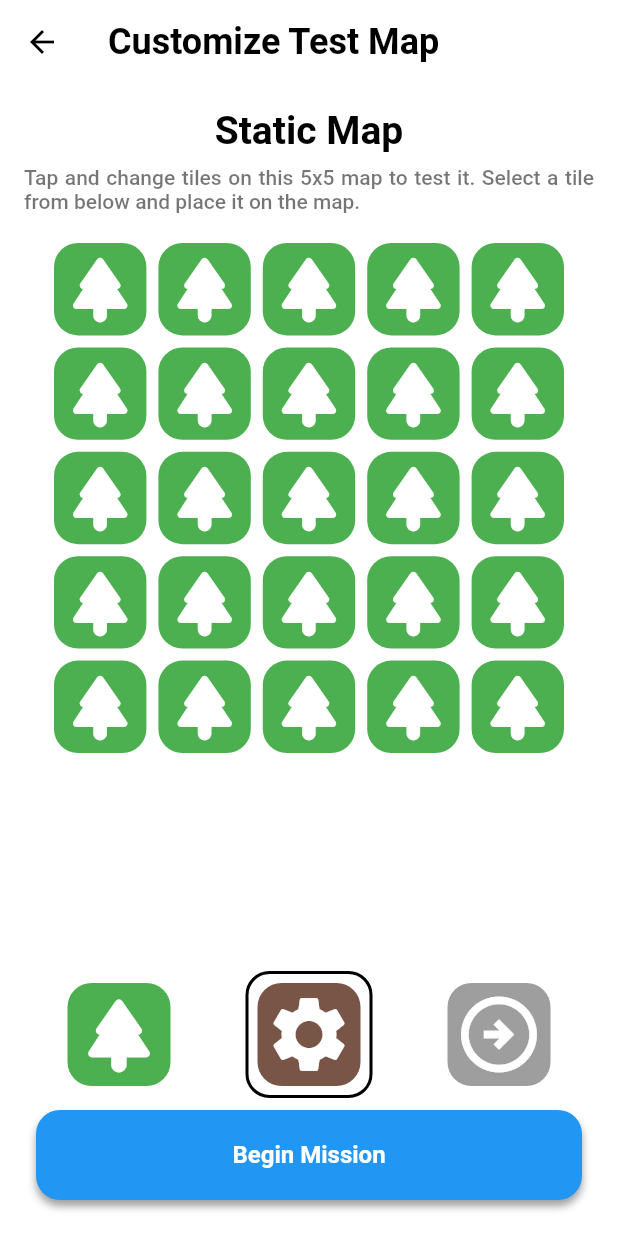
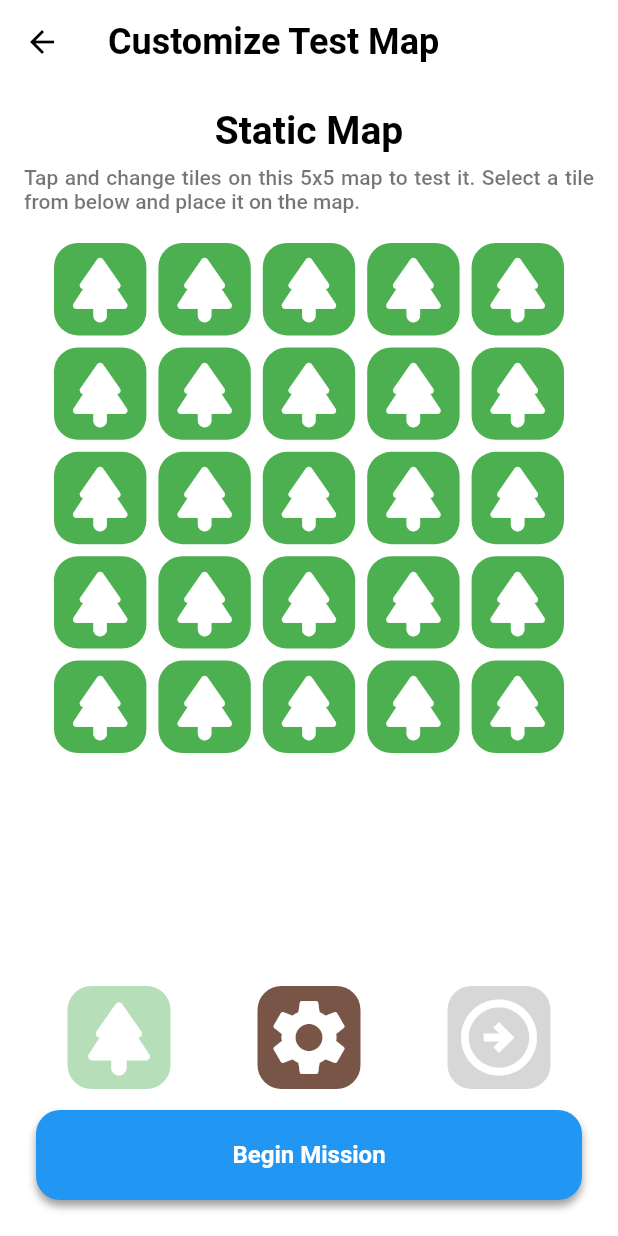
Before and after one commit to gabrielglbh/Mars-Rover-Mission, a Flutter app: the MapCustomization screen opened directly, on a phone screen of 412 x 824 dp. Run offline on Flutter 3.47's test engine with Material 2 defaults, Android fonts, the phone set to English and light mode, and no system bars; our stand-ins replace bloc, easy_localization, equatable, flutter_bloc.

Commit message:
Proper animations on buttons

```diff
--- a/lib/ui/pages/map_customization/map_customization.dart
+++ b/lib/ui/pages/map_customization/map_customization.dart
@@ -17,20 +17,18 @@ class MapCustomization extends StatelessWidget {
   final _bloc = MapCusBloc();
 
   Widget _button(MapCusStateUpdatedMap state, MapTile tile) {
-    return AnimatedContainer(
+    return AnimatedOpacity(
+      opacity: state.selected == tile ? 1 : 0.4,
       duration: Animations.animation300,
+      child: Padding(
         padding: const EdgeInsets.all(Margins.margin2),
-      decoration: BoxDecoration(
-          borderRadius: BorderRadius.circular(RRadius.radius16),
-          border: Border.all(width: 2, color: state.selected == tile
-              ? Colors.black : Colors.white)
-      ),
         child: MRMMapTile(
             tile: tile,
             direction: state.dir,
             onTap: () {
               _bloc.add(MapCusEventSetSelectedTile(tile));
             }
+        ),
       ),
     );
   }
```
Lines whose indentation alone changed are shown as unchanged.
